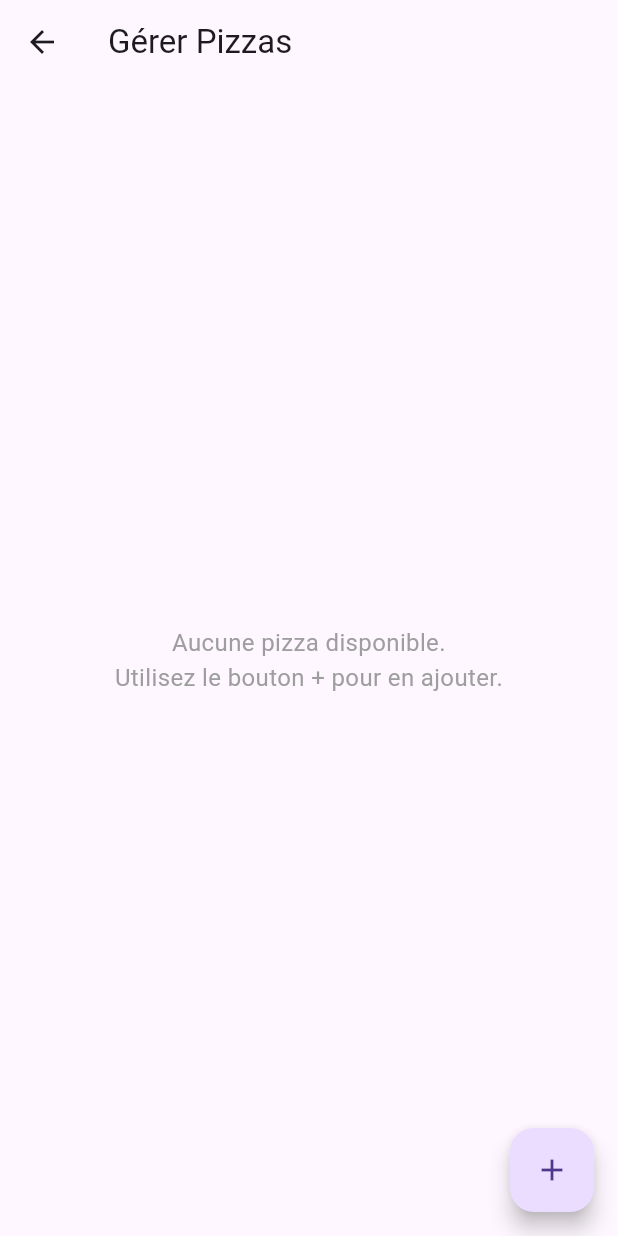
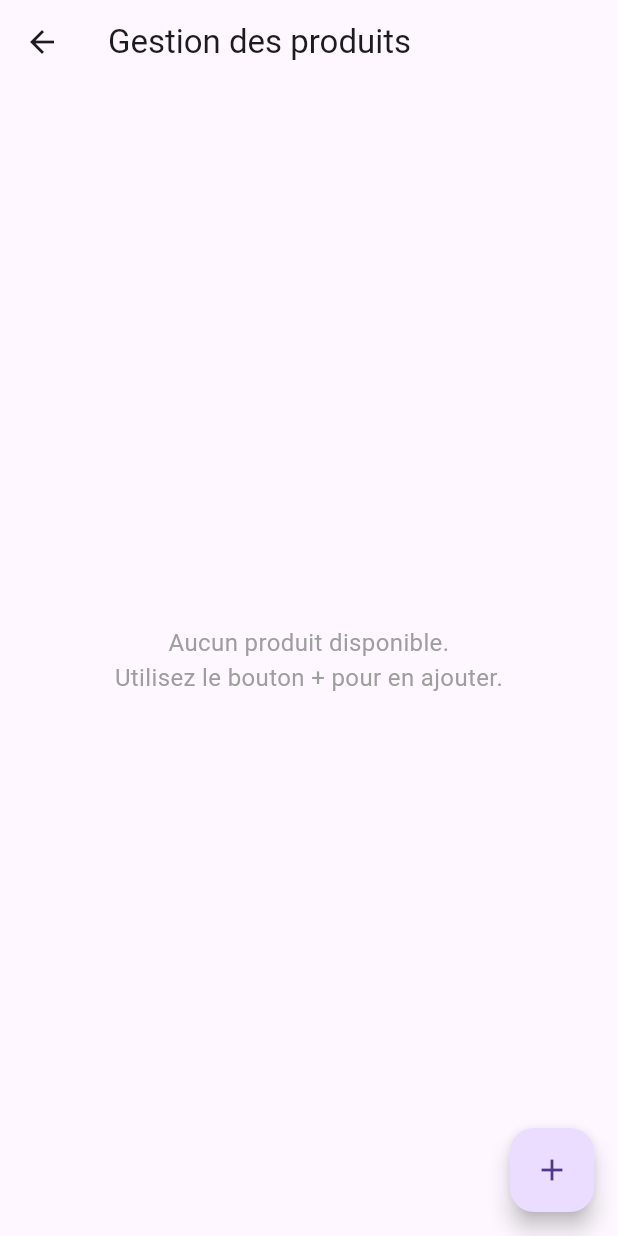
Before and after one commit to lux228/TurboPizza, a Flutter app: the PizzaManagementPage screen opened directly with empty values, on a phone screen of 412 x 824 dp. Run offline on Flutter 3.47's test engine with Material 3 defaults, Android fonts, the phone set to English and light mode, and no system bars; our stand-ins replace shared_preferences; accounts and stored records are empty.

Commit message:
Modification des dénominations produit

```diff
--- a/lib/pages/pizza_home_page.dart
+++ b/lib/pages/pizza_home_page.dart
@@ -221,7 +221,7 @@ class _PizzaHomePageState extends State<PizzaHomePage> {
             ),
             ListTile(
               leading: const Icon(Icons.manage_accounts),
-              title: const Text('Gestion des Pizzas'),
+              title: const Text('Gestion des produits'),
               onTap: () {
                 Navigator.pop(context);
                 openPizzaManagementPage();
--- a/lib/pages/pizza_management_page.dart
+++ b/lib/pages/pizza_management_page.dart
@@ -63,7 +63,7 @@ class _PizzaManagementPageState extends State<PizzaManagementPage> {
       context: context,
       builder: (context) {
         return AlertDialog(
-          title: Text(pizza != null ? 'Modifier Pizza' : 'Ajouter Pizza'),
+          title: Text(pizza != null ? 'Modifier produit' : 'Ajouter produit'),
           content: Column(
             mainAxisSize: MainAxisSize.min,
             children: [
@@ -301,11 +301,11 @@ class _PizzaManagementPageState extends State<PizzaManagementPage> {
     });
 
     return Scaffold(
-      appBar: AppBar(title: const Text('Gérer Pizzas')),
+      appBar: AppBar(title: const Text('Gestion des produits')),
       body: widget.availablePizzas.isEmpty
           ? const Center(
               child: Text(
-                'Aucune pizza disponible.\nUtilisez le bouton + pour en ajouter.',
+                'Aucun produit disponible.\nUtilisez le bouton + pour en ajouter.',
                 textAlign: TextAlign.center,
                 style: TextStyle(fontSize: 16, color: Colors.grey),
               ),
```
